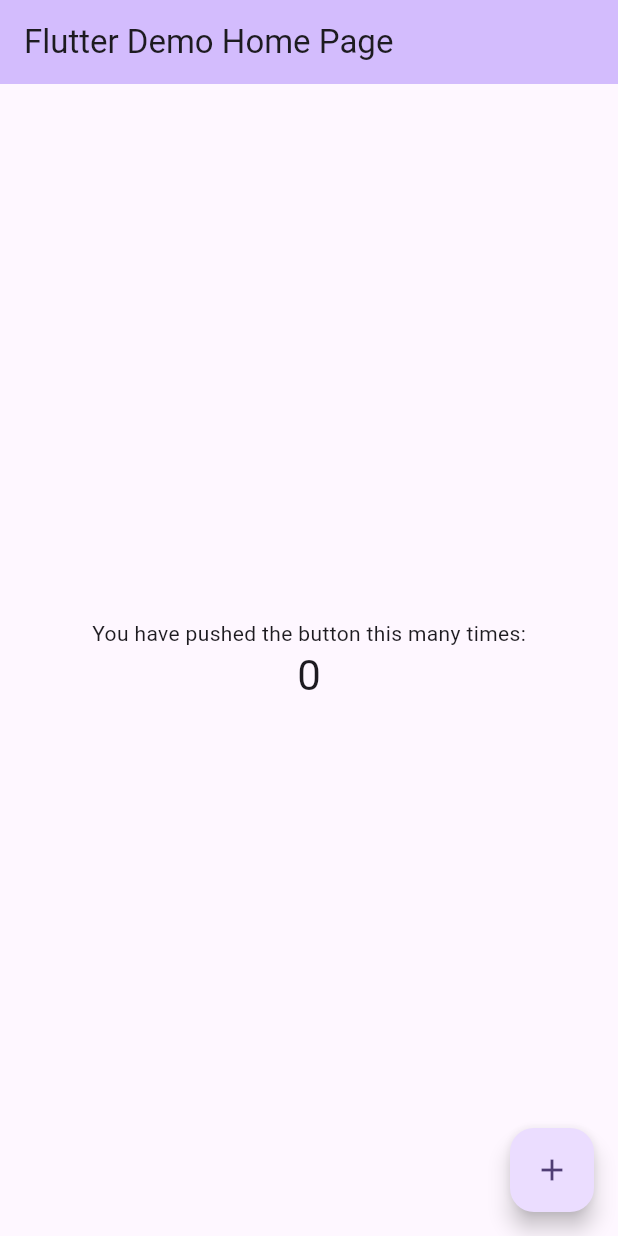
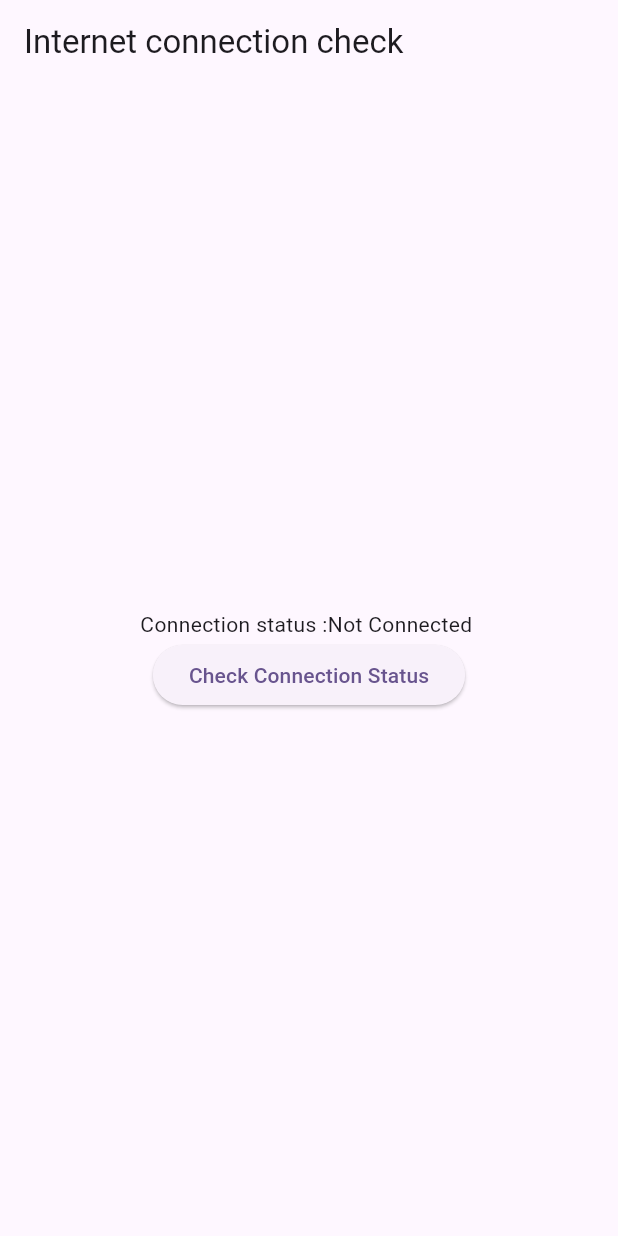
Before and after one commit to majharul-islam181/Internet-Connection-Status, a Flutter app: the screen it shows after launch, on a phone screen of 412 x 824 dp. Run offline on Flutter 3.47's test engine with Material 3 defaults, Android fonts, the phone set to English and light mode, and no system bars; our stand-ins replace internet_connection_checker_plus.

Commit message:
checking using setstate()

```diff
--- a/lib/main.dart
+++ b/lib/main.dart
@@ -1,4 +1,5 @@
 import 'package:flutter/material.dart';
+import 'package:internet_connection_status/regular_way/regular_way_setState.dart';
 
 void main() {
   runApp(const MyApp());
@@ -7,119 +8,15 @@
 class MyApp extends StatelessWidget {
   const MyApp({super.key});
 
-  // This widget is the root of your application.
   @override
   Widget build(BuildContext context) {
     return MaterialApp(
       title: 'Flutter Demo',
       theme: ThemeData(
-        // This is the theme of your application.
-        //
-        // TRY THIS: Try running your application with "flutter run". You'll see
-        // the application has a purple toolbar. Then, without quitting the app,
-        // try changing the seedColor in the colorScheme below to Colors.green
-        // and then invoke "hot reload" (save your changes or press the "hot
-        // reload" button in a Flutter-supported IDE, or press "r" if you used
-        // the command line to start the app).
-        //
-        // Notice that the counter didn't reset back to zero; the application
-        // state is not lost during the reload. To reset the state, use hot
-        // restart instead.
-        //
-        // This works for code too, not just values: Most code changes can be
-        // tested with just a hot reload.
         colorScheme: ColorScheme.fromSeed(seedColor: Colors.deepPurple),
         useMaterial3: true,
       ),
-      home: const MyHomePage(title: 'Flutter Demo Home Page'),
+      home: const RegularWaySetstate(),
     );
   }
 }
-
-class MyHomePage extends StatefulWidget {
-  const MyHomePage({super.key, required this.title});
-
-  // This widget is the home page of your application. It is stateful, meaning
-  // that it has a State object (defined below) that contains fields that affect
-  // how it looks.
-
-  // This class is the configuration for the state. It holds the values (in this
-  // case the title) provided by the parent (in this case the App widget) and
-  // used by the build method of the State. Fields in a Widget subclass are
-  // always marked "final".
-
-  final String title;
-
-  @override
-  State<MyHomePage> createState() => _MyHomePageState();
-}
-
-class _MyHomePageState extends State<MyHomePage> {
-  int _counter = 0;
-
-  void _incrementCounter() {
-    setState(() {
-      // This call to setState tells the Flutter framework that something has
-      // changed in this State, which causes it to rerun the build method below
-      // so that the display can reflect the updated values. If we changed
-      // _counter without calling setState(), then the build method would not be
-      // called again, and so nothing would appear to happen.
-      _counter++;
-    });
-  }
-
-  @override
-  Widget build(BuildContext context) {
-    // This method is rerun every time setState is called, for instance as done
-    // by the _incrementCounter method above.
-    //
-    // The Flutter framework has been optimized to make rerunning build methods
-    // fast, so that you can just rebuild anything that needs updating rather
-    // than having to individually change instances of widgets.
-    return Scaffold(
-      appBar: AppBar(
-        // TRY THIS: Try changing the color here to a specific color (to
-        // Colors.amber, perhaps?) and trigger a hot reload to see the AppBar
-        // change color while the other colors stay the same.
-        backgroundColor: Theme.of(context).colorScheme.inversePrimary,
-        // Here we take the value from the MyHomePage object that was created by
-        // the App.build method, and use it to set our appbar title.
-        title: Text(widget.title),
-      ),
-      body: Center(
-        // Center is a layout widget. It takes a single child and positions it
-        // in the middle of the parent.
-        child: Column(
-          // Column is also a layout widget. It takes a list of children and
-          // arranges them vertically. By default, it sizes itself to fit its
-          // children horizontally, and tries to be as tall as its parent.
-          //
-          // Column has various properties to control how it sizes itself and
-          // how it positions its children. Here we use mainAxisAlignment to
-          // center the children vertically; the main axis here is the vertical
-          // axis because Columns are vertical (the cross axis would be
-          // horizontal).
-          //
-          // TRY THIS: Invoke "debug painting" (choose the "Toggle Debug Paint"
-          // action in the IDE, or press "p" in the console), to see the
-          // wireframe for each widget.
-          mainAxisAlignment: MainAxisAlignment.center,
-          children: <Widget>[
-            const Text(
-              'You have pushed the button this many times:',
-            ),
-            Text(
-              '$_counter',
-              style: Theme.of(context).textTheme.headlineMedium,
-            ),
-          ],
-        ),
-      ),
-      floatingActionButton: FloatingActionButton(
-        onPressed: _incrementCounter,
-        tooltip: 'Increment',
-        child: const Icon(Icons.add),
-      ), // This trailing comma makes auto-formatting nicer for build methods.
-    );
-  }
-}
--- /dev/null
+++ b/lib/regular_way/regular_way_setState.dart
@@ -0,0 +1,40 @@
+import 'package:flutter/foundation.dart';
+import 'package:flutter/material.dart';
+import 'package:internet_connection_checker_plus/internet_connection_checker_plus.dart';
+
+class RegularWaySetstate extends StatefulWidget {
+  const RegularWaySetstate({super.key});
+
+  @override
+  State<RegularWaySetstate> createState() => _RegularWaySetstateState();
+}
+
+class _RegularWaySetstateState extends State<RegularWaySetstate> {
+  bool? result;
+  @override
+  Widget build(BuildContext context) {
+    return Scaffold(
+      appBar: AppBar(
+        title: const Text('Internet connection check'),
+      ),
+      body: Center(
+        child: Column(
+          mainAxisAlignment: MainAxisAlignment.center,
+          children: [
+            Text(
+                'Connection status :${result == true ? "Conntected" : "Not Connected"} '),
+            ElevatedButton(
+                onPressed: () async {
+                  result = await InternetConnection().hasInternetAccess;
+                  if (kDebugMode) {
+                    print("connection status: $result");
+                  }
+                  setState(() {});
+                },
+                child: const Text('Check Connection Status'))
+          ],
+        ),
+      ),
+    );
+  }
+}
--- a/pubspec.yaml
+++ b/pubspec.yaml
@@ -35,6 +35,7 @@ dependencies:
   # The following adds the Cupertino Icons font to your application.
   # Use with the CupertinoIcons class for iOS style icons.
   cupertino_icons: ^1.0.6
+  internet_connection_checker_plus: ^2.4.1
 
 dev_dependencies:
   flutter_test:
```
Also changed, not shown: lib/stream_internet_checking/stream_internet_checking.dart (added), pubspec.lock, 12 other files.
